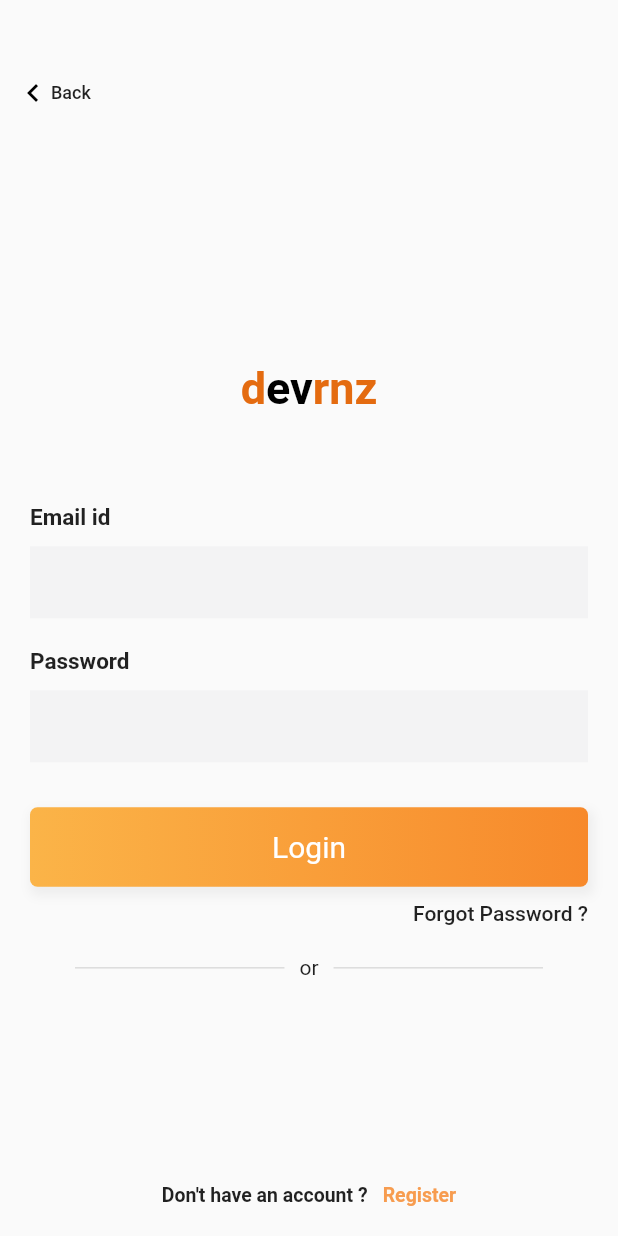
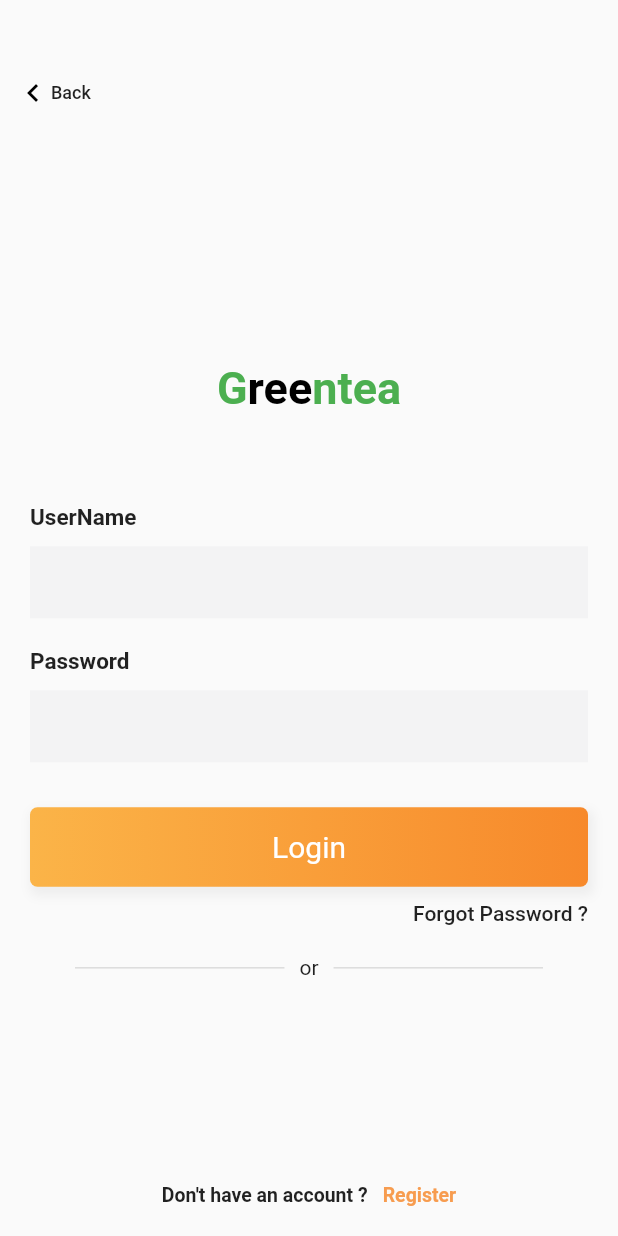
Before and after one commit to BaoDevFS/greentea-flutter, a Flutter app: the LoginPage screen opened directly, on a phone screen of 412 x 824 dp. Run offline on Flutter 3.47's test engine with Material 2 defaults, Android fonts, the phone set to English and light mode, and no system bars; our stand-ins replace google_fonts, shared_preferences; accounts and stored records are empty.

Commit message:
add login

```diff
--- /dev/null
+++ b/lib/define.dart
@@ -0,0 +1,6 @@
+class Define{
+  static final String KEY_STATUSLOGIN ="STATUSLOGIN";
+  static final String KEY_TOKEN ="TOKEN";
+  static final String KEY_USER ="USER";
+
+}
--- a/lib/main.dart
+++ b/lib/main.dart
@@ -1,4 +1,5 @@
 import 'package:flutter/material.dart';
+import 'package:greentea/widget/Router.dart';
 import 'widget/homePage.dart';
 void main() => runApp(MyApp());
 
@@ -20,7 +21,7 @@ class MyApp extends StatelessWidget {
         // is not restarted.
         primarySwatch: Colors.blue,
       ),
-      home: MyHomePage(title: 'Home Page'),
+      home: Router(),
     );
   }
 }
--- /dev/null
+++ b/lib/model/department.dart
@@ -0,0 +1,18 @@
+class Department{
+  String name;
+  String code;
+
+  @override
+  String toString() {
+    return '{name: $name, code: $code}';
+  }
+
+  Department({this.name, this.code});
+  factory Department.fromJson(Map<String,dynamic> json){
+    return  Department(
+      name: json['name'],
+      code: json['code']
+    );
+  }
+
+}
--- /dev/null
+++ b/lib/model/user.dart
@@ -0,0 +1,37 @@
+import 'department.dart';
+class User{
+  final int id;
+  final String idNlu;
+  final String name;
+  final int iddep;
+  final String classroom;
+  final String job;
+  final String gender;
+  final String phone;
+  final int group;
+  final Department dep;
+
+  User({this.id, this.idNlu, this.name, this.iddep, this.classroom, this.job,
+      this.gender, this.phone, this.group, this.dep});
+
+  @override
+  String toString() {
+    return '{id: $id, idNlu: $idNlu, name: $name, iddep: $iddep, classroom: $classroom, job: $job, gender: $gender, phone: $phone, group: $group, dep: $dep}';
+  }
+
+  factory User.fromjson(Map<String,dynamic> json){
+    return User(
+      id: json['id'],
+      idNlu: json['idNlu'],
+      name: json['name'],
+      iddep: json['iddep'],
+      classroom: json['class'],
+      job: json['job'],
+      gender: json['gender'],
+      phone: json['phone'],
+      group: json['group'],
+      dep: Department.fromJson(json['dep'])
+    );
+  }
+
+}
--- a/lib/widget/loginPage.dart
+++ b/lib/widget/loginPage.dart
@@ -1,16 +1,44 @@
+import 'dart:convert';
+import 'dart:io';
+import 'package:shared_preferences/shared_preferences.dart';
+import '../define.dart';
+import '../model/user.dart';
 import  'package:flutter/material.dart';
 import 'package:google_fonts/google_fonts.dart';
-
+import 'package:http/http.dart' as http;
 class LoginPage extends StatefulWidget {
   LoginPage({Key key, this.title}) : super(key: key);
-
   final String title;
-
   @override
   _LoginPageState createState() => _LoginPageState();
 }
 
 class _LoginPageState extends State<LoginPage> {
+  TextEditingController emailController = new TextEditingController();
+  TextEditingController passwordControler= new TextEditingController();
+  String email,password;
+  String token;
+  User user;
+  gettoken ()async{
+    final url='http://youth.gtnlu.site/api/login?idNlu=$email&password=$password';
+    final response =await http.get(url,headers: {HttpHeaders.contentTypeHeader:'application/json'});
+//    final client = http.Client();
+    if(response.statusCode==200) {
+      token=json.decode(response.body)['token'];
+      print(response.statusCode);
+      user=User.fromjson(json.decode(response.body)['user']);
+      saveStatusLogin();
+    }
+  }
+// luu trang thai sau khi request thanh cong
+  saveStatusLogin()async{
+    if(token!=null&&user!=null){
+      final sharepreferent= await SharedPreferences.getInstance();
+      sharepreferent.setString(Define.KEY_TOKEN, token);
+      sharepreferent.setBool(Define.KEY_STATUSLOGIN, true);
+      sharepreferent.setString(Define.KEY_USER, user.toString());
+    }
+  }
   Widget _backButton() {
     return InkWell(
       onTap: () {
@@ -46,6 +74,7 @@ class _LoginPageState extends State<LoginPage> {
             height: 10,
           ),
           TextField(
+              controller: isPassword?passwordControler:emailController,
               obscureText: isPassword,
               decoration: InputDecoration(
                   border: InputBorder.none,
@@ -198,21 +227,21 @@ class _LoginPageState extends State<LoginPage> {
     return RichText(
       textAlign: TextAlign.center,
       text: TextSpan(
-          text: 'd',
+          text: 'G',
           style: GoogleFonts.portLligatSans(
             textStyle: Theme.of(context).textTheme.display1,
             fontSize: 30,
             fontWeight: FontWeight.w700,
-            color: Color(0xffe46b10),
+            color: Colors.green,
           ),
           children: [
             TextSpan(
-              text: 'ev',
+              text: 'ree',
               style: TextStyle(color: Colors.black, fontSize: 30),
             ),
             TextSpan(
-              text: 'rnz',
-              style: TextStyle(color: Color(0xffe46b10), fontSize: 30),
+              text: 'ntea',
+              style: TextStyle(color: Colors.green, fontSize: 30),
             ),
           ]),
     );
@@ -221,7 +250,7 @@ class _LoginPageState extends State<LoginPage> {
   Widget _emailPasswordWidget() {
     return Column(
       children: <Widget>[
-        _entryField("Email id"),
+        _entryField("UserName"),
         _entryField("Password", isPassword: true),
       ],
     );
@@ -253,7 +282,14 @@ class _LoginPageState extends State<LoginPage> {
                       SizedBox(
                         height: 20,
                       ),
-                      _submitButton(),
+                      InkWell(
+                        child:  _submitButton(),
+                        onTap: (){
+                          print("email:"+(email=emailController.text)+"-password:"+(password=passwordControler.text));
+                          gettoken();
+                        },
+                      )
+                     ,
                       Container(
                         padding: EdgeInsets.symmetric(vertical: 10),
                         alignment: Alignment.centerRight,
--- a/pubspec.yaml
+++ b/pubspec.yaml
@@ -25,6 +25,7 @@ dependencies:
   cupertino_icons: ^0.1.2
   shared_preferences: ^0.5.6+1
   qrscan: ^0.2.17
+  http: ^0.12.0+4
 
 dev_dependencies:
   flutter_test:
```
Also changed, not shown: lib/widget/Router.dart (added, +49 -0 lines), lib/widget/homePage.dart (+6 -2 lines), pubspec.lock.
